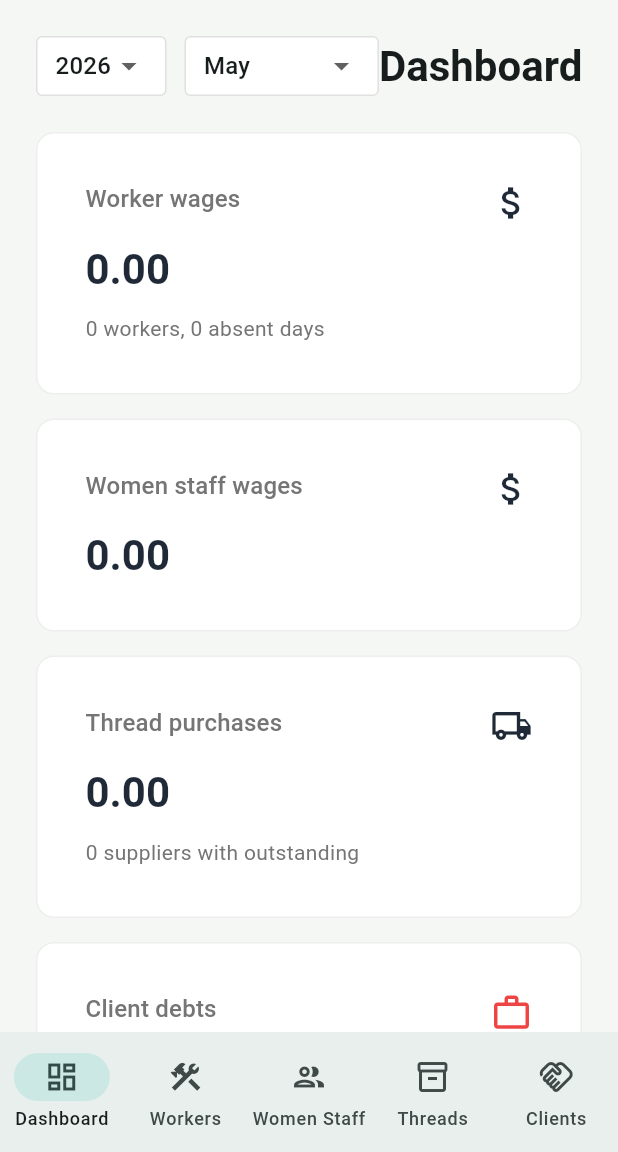
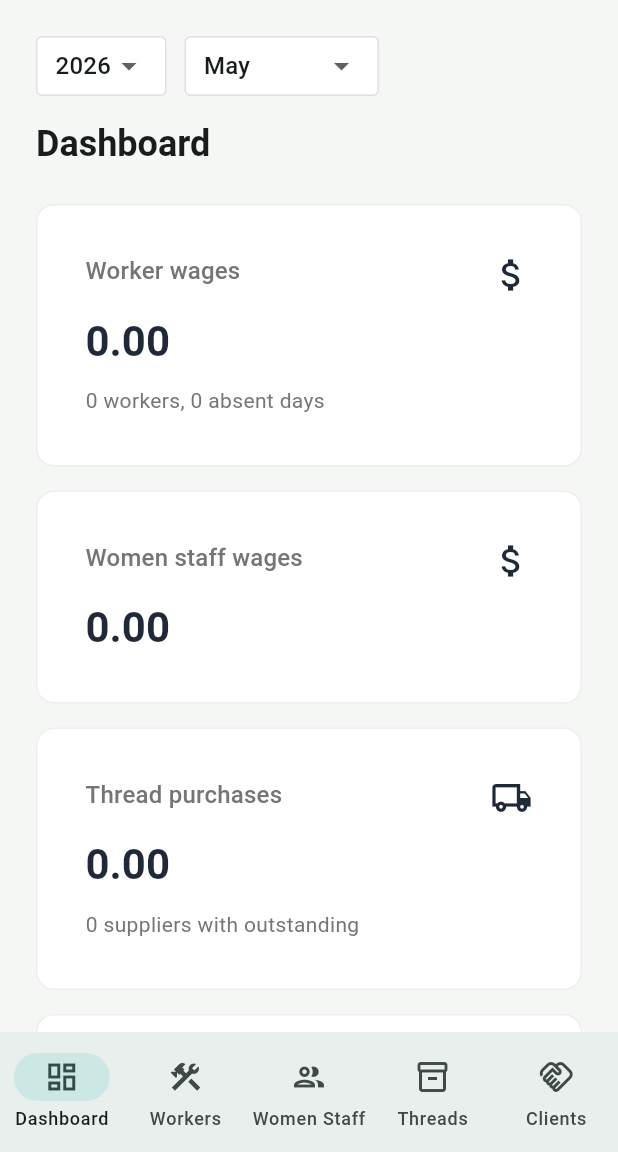
Before and after one commit to MahmoudDahy11/company, a Flutter app: the screen it shows once a user with an empty profile is signed in, after a tap on the "translate" icon, on a phone screen of 412 x 824 dp, the part 84-1236 px from its top. Run offline on Flutter 3.47's test engine with Material 3 defaults, Android fonts, the phone set to English and light mode, and no system bars; our stand-ins replace cloud_firestore, connectivity_plus, drift, firebase_auth, firebase_core, fl_chart and 6 more; missing offline and left inert: excel; accounts and stored records are empty; generated files the repository leaves out were written again.

Commit message:
refactor: implement responsive layout for action headers across core feature pages

```diff
--- a/lib/features/clients/presentation/pages/clients_page.dart
+++ b/lib/features/clients/presentation/pages/clients_page.dart
@@ -6,6 +6,7 @@ import 'package:intl/intl.dart';
 
 import '../../../../core/export/excel_export_service.dart';
 import '../../../../core/localization/generated/app_localizations.dart';
+import '../../../../core/utils/app_breakpoints.dart';
 import '../../../../core/utils/app_spacing.dart';
 import '../bloc/clients_cubit.dart';
 import '../bloc/clients_state.dart';
@@ -42,11 +43,13 @@ class _ClientsView extends StatelessWidget {
               child: Column(
                 crossAxisAlignment: CrossAxisAlignment.start,
                 children: [
-                  Row(
-                    mainAxisAlignment: MainAxisAlignment.spaceBetween,
-                    children: [
-                      Row(
-                        children: [
+                Builder(
+                  builder: (context) {
+                    final isMobile =
+                        MediaQuery.sizeOf(context).width <
+                        AppBreakpoints.mobile;
+
+                    final actionButtons = [
                       FilledButton.icon(
                         onPressed: () async {
                           final result = await showClientSheet(context);
@@ -71,14 +74,11 @@ class _ClientsView extends StatelessWidget {
                       OutlinedButton.icon(
                         onPressed: () async {
                           try {
-                                await GetIt.I<ExcelExportService>()
-                                    .exportClients(
+                            await GetIt.I<ExcelExportService>().exportClients(
                               clients: state.items,
                               month: state.selectedMonth,
                               isArabic:
-                                          Localizations.localeOf(
-                                            context,
-                                          ).languageCode ==
+                                  Localizations.localeOf(context).languageCode ==
                                   'ar',
                             );
                             if (context.mounted) {
@@ -97,12 +97,13 @@ class _ClientsView extends StatelessWidget {
                         icon: const Icon(Icons.download_outlined),
                         label: Text(l10n.exportExcel),
                       ),
-                        ],
-                      ),
-                      Row(
-                        children: [
-                          SizedBox(
-                            width: 250,
+                    ];
+
+                    final searchAndTitle = [
+                      Expanded(
+                        flex: isMobile ? 0 : 1,
+                        child: SizedBox(
+                          width: isMobile ? double.infinity : 250,
                           height: 40,
                           child: TextField(
                             decoration: InputDecoration(
@@ -118,23 +119,54 @@ class _ClientsView extends StatelessWidget {
                                 ),
                               ),
                             ),
-                              onChanged: context
-                                  .read<ClientsCubit>()
-                                  .updateSearchQuery,
+                            onChanged:
+                                context.read<ClientsCubit>().updateSearchQuery,
+                          ),
                         ),
                       ),
                       const SizedBox(width: AppSpacing.lg),
                       Text(
                         l10n.clients,
-                            style: Theme.of(context).textTheme.headlineMedium
+                        style: (isMobile
+                                ? Theme.of(context).textTheme.headlineSmall
+                                : Theme.of(context).textTheme.headlineMedium)
                             ?.copyWith(
                               fontWeight: FontWeight.bold,
                               color: const Color(0xFF1F2937),
                             ),
                       ),
-                        ],
+                    ];
+
+                    if (isMobile) {
+                      return Column(
+                        crossAxisAlignment: CrossAxisAlignment.stretch,
+                        children: [
+                          Row(
+                            mainAxisAlignment: MainAxisAlignment.end,
+                            children: [searchAndTitle.last],
+                          ),
+                          const SizedBox(height: AppSpacing.md),
+                          searchAndTitle.first,
+                          const SizedBox(height: AppSpacing.md),
+                          SingleChildScrollView(
+                            scrollDirection: Axis.horizontal,
+                            child: Row(children: actionButtons),
                           ),
                         ],
+                      );
+                    }
+
+                    return Row(
+                      mainAxisAlignment: MainAxisAlignment.spaceBetween,
+                      children: [
+                        Row(children: actionButtons),
+                        Row(
+                          mainAxisSize: MainAxisSize.min,
+                          children: searchAndTitle,
+                        ),
+                      ],
+                    );
+                  },
                 ),
                   const SizedBox(height: AppSpacing.lg),
                   state.isLoading
--- a/lib/features/dashboard/presentation/pages/dashboard_page.dart
+++ b/lib/features/dashboard/presentation/pages/dashboard_page.dart
@@ -47,19 +47,41 @@ class _DashboardView extends StatelessWidget {
             child: Column(
               crossAxisAlignment: CrossAxisAlignment.start,
               children: [
-                Row(
-                  mainAxisAlignment: MainAxisAlignment.spaceBetween,
-                  children: [
+                Builder(
+                  builder: (context) {
+                    final isMobile =
+                        MediaQuery.sizeOf(context).width <
+                        AppBreakpoints.mobile;
+                    final headerContent = [
                       _DashboardMonthSelector(
                         month: state.selectedMonth,
                         onChanged: context.read<DashboardCubit>().updateMonth,
                       ),
+                      if (isMobile) const SizedBox(height: AppSpacing.md),
                       Text(
                         l10n.dashboard,
-                      style: Theme.of(context).textTheme.headlineMedium
+                        style:
+                            (isMobile
+                                    ? Theme.of(context).textTheme.headlineSmall
+                                    : Theme.of(
+                                        context,
+                                      ).textTheme.headlineMedium)
                                 ?.copyWith(fontWeight: FontWeight.bold),
                       ),
-                  ],
+                    ];
+
+                    if (isMobile) {
+                      return Column(
+                        crossAxisAlignment: CrossAxisAlignment.stretch,
+                        children: headerContent,
+                      );
+                    }
+
+                    return Row(
+                      mainAxisAlignment: MainAxisAlignment.spaceBetween,
+                      children: headerContent,
+                    );
+                  },
                 ),
                 const SizedBox(height: AppSpacing.lg),
                 if (state.isLoading)
--- a/lib/features/threads/presentation/pages/threads_page.dart
+++ b/lib/features/threads/presentation/pages/threads_page.dart
@@ -6,6 +6,7 @@ import 'package:intl/intl.dart';
 
 import '../../../../core/export/excel_export_service.dart';
 import '../../../../core/localization/generated/app_localizations.dart';
+import '../../../../core/utils/app_breakpoints.dart';
 import '../../../../core/utils/app_spacing.dart';
 import '../bloc/threads_cubit.dart';
 import '../bloc/threads_state.dart';
@@ -43,11 +44,13 @@ class _ThreadsView extends StatelessWidget {
               child: Column(
                 crossAxisAlignment: CrossAxisAlignment.start,
                 children: [
-                  Row(
-                    mainAxisAlignment: MainAxisAlignment.spaceBetween,
-                    children: [
-                      Row(
-                        children: [
+                Builder(
+                  builder: (context) {
+                    final isMobile =
+                        MediaQuery.sizeOf(context).width <
+                        AppBreakpoints.mobile;
+
+                    final actionButtons = [
                       FilledButton.icon(
                         onPressed: () async {
                           final result = await showSupplierSheet(context);
@@ -72,15 +75,12 @@ class _ThreadsView extends StatelessWidget {
                       OutlinedButton.icon(
                         onPressed: () async {
                           try {
-                                await GetIt.I<ExcelExportService>()
-                                    .exportThreads(
+                            await GetIt.I<ExcelExportService>().exportThreads(
                               suppliers: state.items,
                               allPurchases: const [],
                               month: state.selectedMonth,
                               isArabic:
-                                          Localizations.localeOf(
-                                            context,
-                                          ).languageCode ==
+                                  Localizations.localeOf(context).languageCode ==
                                   'ar',
                             );
                             if (context.mounted) {
@@ -99,12 +99,13 @@ class _ThreadsView extends StatelessWidget {
                         icon: const Icon(Icons.download_outlined),
                         label: Text(l10n.exportExcel),
                       ),
-                        ],
-                      ),
-                      Row(
-                        children: [
-                          SizedBox(
-                            width: 250,
+                    ];
+
+                    final searchAndTitle = [
+                      Expanded(
+                        flex: isMobile ? 0 : 1,
+                        child: SizedBox(
+                          width: isMobile ? double.infinity : 250,
                           height: 40,
                           child: TextField(
                             decoration: InputDecoration(
@@ -120,23 +121,54 @@ class _ThreadsView extends StatelessWidget {
                                 ),
                               ),
                             ),
-                              onChanged: context
-                                  .read<ThreadsCubit>()
-                                  .updateSearchQuery,
+                            onChanged:
+                                context.read<ThreadsCubit>().updateSearchQuery,
+                          ),
                         ),
                       ),
                       const SizedBox(width: AppSpacing.lg),
                       Text(
                         l10n.threads,
-                            style: Theme.of(context).textTheme.headlineMedium
+                        style: (isMobile
+                                ? Theme.of(context).textTheme.headlineSmall
+                                : Theme.of(context).textTheme.headlineMedium)
                             ?.copyWith(
                               fontWeight: FontWeight.bold,
                               color: const Color(0xFF1F2937),
                             ),
                       ),
-                        ],
+                    ];
+
+                    if (isMobile) {
+                      return Column(
+                        crossAxisAlignment: CrossAxisAlignment.stretch,
+                        children: [
+                          Row(
+                            mainAxisAlignment: MainAxisAlignment.end,
+                            children: [searchAndTitle.last],
+                          ),
+                          const SizedBox(height: AppSpacing.md),
+                          searchAndTitle.first,
+                          const SizedBox(height: AppSpacing.md),
+                          SingleChildScrollView(
+                            scrollDirection: Axis.horizontal,
+                            child: Row(children: actionButtons),
                           ),
                         ],
+                      );
+                    }
+
+                    return Row(
+                      mainAxisAlignment: MainAxisAlignment.spaceBetween,
+                      children: [
+                        Row(children: actionButtons),
+                        Row(
+                          mainAxisSize: MainAxisSize.min,
+                          children: searchAndTitle,
+                        ),
+                      ],
+                    );
+                  },
                 ),
                   const SizedBox(height: AppSpacing.lg),
                   state.isLoading
--- a/lib/features/women_staff/presentation/pages/women_staff_page.dart
+++ b/lib/features/women_staff/presentation/pages/women_staff_page.dart
@@ -5,6 +5,7 @@ import 'package:intl/intl.dart';
 
 import '../../../../core/export/excel_export_service.dart';
 import '../../../../core/localization/generated/app_localizations.dart';
+import '../../../../core/utils/app_breakpoints.dart';
 import '../../../../core/utils/app_spacing.dart';
 import '../bloc/women_staff_cubit.dart';
 import '../bloc/women_staff_state.dart';
@@ -41,11 +42,13 @@ class _WomenStaffView extends StatelessWidget {
               child: Column(
                 crossAxisAlignment: CrossAxisAlignment.start,
                 children: [
-                  Row(
-                    mainAxisAlignment: MainAxisAlignment.spaceBetween,
-                    children: [
-                      Row(
-                        children: [
+                Builder(
+                  builder: (context) {
+                    final isMobile =
+                        MediaQuery.sizeOf(context).width <
+                        AppBreakpoints.mobile;
+
+                    final actionButtons = [
                       FilledButton.icon(
                         onPressed: () async {
                           final result = await showAddStaffSheet(context);
@@ -70,15 +73,12 @@ class _WomenStaffView extends StatelessWidget {
                       OutlinedButton.icon(
                         onPressed: () async {
                           try {
-                                await GetIt.I<ExcelExportService>()
-                                    .exportPayroll(
+                            await GetIt.I<ExcelExportService>().exportPayroll(
                               workers: const [],
                               staff: state.items,
                               month: state.selectedMonth,
                               isArabic:
-                                          Localizations.localeOf(
-                                            context,
-                                          ).languageCode ==
+                                  Localizations.localeOf(context).languageCode ==
                                   'ar',
                             );
                             if (context.mounted) {
@@ -97,12 +97,13 @@ class _WomenStaffView extends StatelessWidget {
                         icon: const Icon(Icons.download_outlined),
                         label: Text(l10n.exportExcel),
                       ),
-                        ],
-                      ),
-                      Row(
-                        children: [
-                          SizedBox(
-                            width: 250,
+                    ];
+
+                    final searchAndTitle = [
+                      Expanded(
+                        flex: isMobile ? 0 : 1,
+                        child: SizedBox(
+                          width: isMobile ? double.infinity : 250,
                           height: 40,
                           child: TextField(
                             decoration: InputDecoration(
@@ -118,23 +119,56 @@ class _WomenStaffView extends StatelessWidget {
                                 ),
                               ),
                             ),
-                              onChanged: context
+                            onChanged:
+                                context
                                     .read<WomenStaffCubit>()
                                     .updateSearchQuery,
+                          ),
                         ),
                       ),
                       const SizedBox(width: AppSpacing.lg),
                       Text(
                         l10n.womenStaff,
-                            style: Theme.of(context).textTheme.headlineMedium
+                        style: (isMobile
+                                ? Theme.of(context).textTheme.headlineSmall
+                                : Theme.of(context).textTheme.headlineMedium)
                             ?.copyWith(
                               fontWeight: FontWeight.bold,
                               color: const Color(0xFF1F2937),
                             ),
                       ),
-                        ],
+                    ];
+
+                    if (isMobile) {
+                      return Column(
+                        crossAxisAlignment: CrossAxisAlignment.stretch,
+                        children: [
+                          Row(
+                            mainAxisAlignment: MainAxisAlignment.end,
+                            children: [searchAndTitle.last],
+                          ),
+                          const SizedBox(height: AppSpacing.md),
+                          searchAndTitle.first,
+                          const SizedBox(height: AppSpacing.md),
+                          SingleChildScrollView(
+                            scrollDirection: Axis.horizontal,
+                            child: Row(children: actionButtons),
                           ),
                         ],
+                      );
+                    }
+
+                    return Row(
+                      mainAxisAlignment: MainAxisAlignment.spaceBetween,
+                      children: [
+                        Row(children: actionButtons),
+                        Row(
+                          mainAxisSize: MainAxisSize.min,
+                          children: searchAndTitle,
+                        ),
+                      ],
+                    );
+                  },
                 ),
                   const SizedBox(height: AppSpacing.lg),
                   state.isLoading
--- a/lib/features/workers/presentation/pages/workers_page.dart
+++ b/lib/features/workers/presentation/pages/workers_page.dart
@@ -6,6 +6,7 @@ import 'package:intl/intl.dart';
 
 import '../../../../core/export/excel_export_service.dart';
 import '../../../../core/localization/generated/app_localizations.dart';
+import '../../../../core/utils/app_breakpoints.dart';
 import '../../../../core/utils/app_spacing.dart';
 import '../bloc/workers_cubit.dart';
 import '../bloc/workers_state.dart';
@@ -42,18 +43,18 @@ class _WorkersView extends StatelessWidget {
               child: Column(
                 crossAxisAlignment: CrossAxisAlignment.start,
                 children: [
-                  Row(
-                    mainAxisAlignment: MainAxisAlignment.spaceBetween,
-                    children: [
-                      Row(
-                        children: [
+                Builder(
+                  builder: (context) {
+                    final isMobile =
+                        MediaQuery.sizeOf(context).width <
+                        AppBreakpoints.mobile;
+
+                    final actionButtons = [
                       FilledButton.icon(
                         onPressed: () async {
                           final name = await showWorkerNameSheet(context);
                           if (name != null && context.mounted) {
-                                await context.read<WorkersCubit>().addWorker(
-                                  name,
-                                );
+                            await context.read<WorkersCubit>().addWorker(name);
                           }
                         },
                         icon: const Icon(Icons.add),
@@ -70,15 +71,12 @@ class _WorkersView extends StatelessWidget {
                       OutlinedButton.icon(
                         onPressed: () async {
                           try {
-                                await GetIt.I<ExcelExportService>()
-                                    .exportPayroll(
+                            await GetIt.I<ExcelExportService>().exportPayroll(
                               workers: state.items,
                               staff: const [],
                               month: state.selectedMonth,
                               isArabic:
-                                          Localizations.localeOf(
-                                            context,
-                                          ).languageCode ==
+                                  Localizations.localeOf(context).languageCode ==
                                   'ar',
                             );
                             if (context.mounted) {
@@ -110,12 +108,13 @@ class _WorkersView extends StatelessWidget {
                         icon: const Icon(Icons.price_change_outlined),
                         label: Text(l10n.stitchRate),
                       ),
-                        ],
-                      ),
-                      Row(
-                        children: [
-                          SizedBox(
-                            width: 250,
+                    ];
+
+                    final searchAndTitle = [
+                      Expanded(
+                        flex: isMobile ? 0 : 1,
+                        child: SizedBox(
+                          width: isMobile ? double.infinity : 250,
                           height: 40,
                           child: TextField(
                             decoration: InputDecoration(
@@ -131,23 +130,54 @@ class _WorkersView extends StatelessWidget {
                                 ),
                               ),
                             ),
-                              onChanged: context
-                                  .read<WorkersCubit>()
-                                  .updateSearchQuery,
+                            onChanged:
+                                context.read<WorkersCubit>().updateSearchQuery,
+                          ),
                         ),
                       ),
                       const SizedBox(width: AppSpacing.lg),
                       Text(
                         l10n.workers,
-                            style: Theme.of(context).textTheme.headlineMedium
+                        style: (isMobile
+                                ? Theme.of(context).textTheme.headlineSmall
+                                : Theme.of(context).textTheme.headlineMedium)
                             ?.copyWith(
                               fontWeight: FontWeight.bold,
                               color: const Color(0xFF1F2937),
                             ),
                       ),
-                        ],
+                    ];
+
+                    if (isMobile) {
+                      return Column(
+                        crossAxisAlignment: CrossAxisAlignment.stretch,
+                        children: [
+                          Row(
+                            mainAxisAlignment: MainAxisAlignment.end,
+                            children: [searchAndTitle.last],
+                          ),
+                          const SizedBox(height: AppSpacing.md),
+                          searchAndTitle.first,
+                          const SizedBox(height: AppSpacing.md),
+                          SingleChildScrollView(
+                            scrollDirection: Axis.horizontal,
+                            child: Row(children: actionButtons),
                           ),
                         ],
+                      );
+                    }
+
+                    return Row(
+                      mainAxisAlignment: MainAxisAlignment.spaceBetween,
+                      children: [
+                        Row(children: actionButtons),
+                        Row(
+                          mainAxisSize: MainAxisSize.min,
+                          children: searchAndTitle,
+                        ),
+                      ],
+                    );
+                  },
                 ),
                   const SizedBox(height: AppSpacing.lg),
                   state.isLoading
```
Lines whose indentation alone changed are shown as unchanged.
